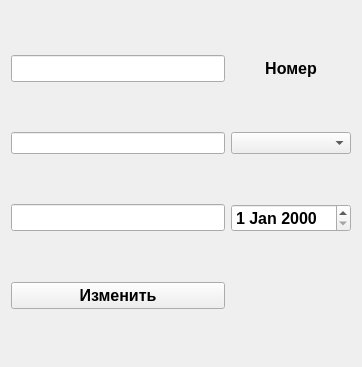
Before: the Qt Designer form sql/change.ui in alex19852010/sql, drawn with Qt 5.
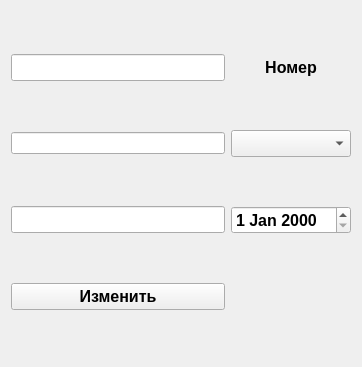
After: the same form once the commit is applied.

Patch:
```diff
--- a/sql/change.ui
+++ b/sql/change.ui
@@ -85,7 +85,15 @@
     </widget>
    </item>
    <item row="1" column="1">
-    <widget class="QComboBox" name="comboBox"/>
+    <widget class="QComboBox" name="comboBox">
+     <property name="font">
+      <font>
+       <pointsize>12</pointsize>
+       <weight>75</weight>
+       <bold>true</bold>
+      </font>
+     </property>
+    </widget>
    </item>
    <item row="1" column="0">
     <widget class="QLineEdit" name="lineEdit_3"/>
```
